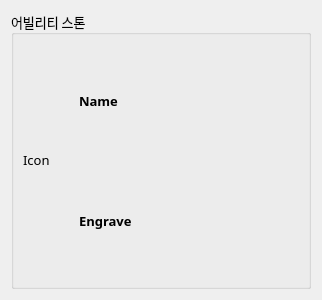
Wseop/Qt_LoaTools, file Profile/ui/abilitystone_widget.ui: the form before one commit.
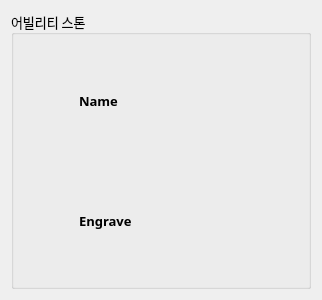
The form after the commit.

Diff of the .ui file:
```diff
--- a/Profile/ui/abilitystone_widget.ui
+++ b/Profile/ui/abilitystone_widget.ui
@@ -59,7 +59,7 @@
          </size>
         </property>
         <property name="text">
-         <string>Icon</string>
+         <string/>
         </property>
        </widget>
       </item>
```
